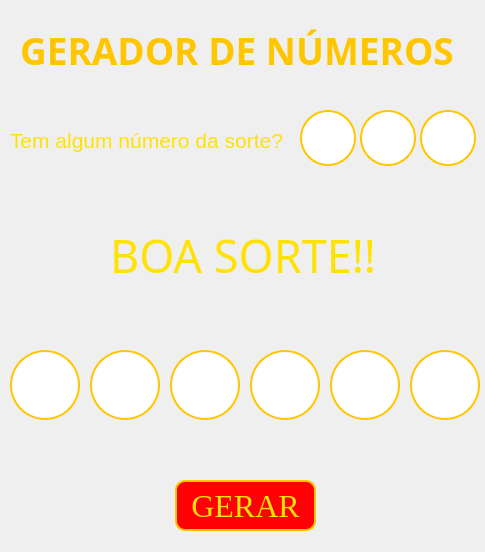
andriel0/lottery_generator, file Design.ui: the form before one commit.
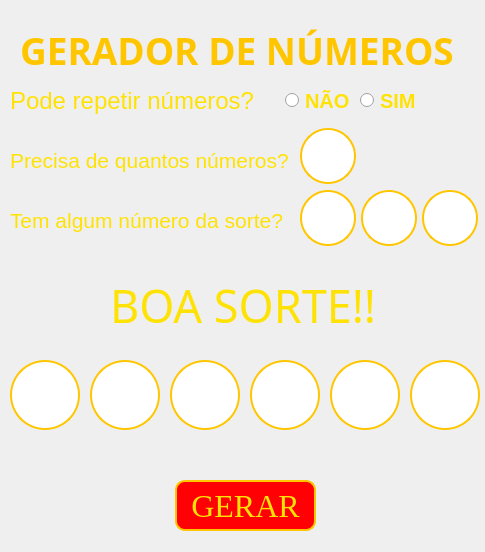
The form after the commit. Icons and pictures are not drawn.

```diff
--- a/Design.ui
+++ b/Design.ui
@@ -20,7 +20,7 @@
    <property name="geometry">
     <rect>
      <x>10</x>
-     <y>350</y>
+     <y>360</y>
      <width>70</width>
      <height>70</height>
     </rect>
@@ -50,7 +50,7 @@
    <property name="geometry">
     <rect>
      <x>90</x>
-     <y>350</y>
+     <y>360</y>
      <width>70</width>
      <height>70</height>
     </rect>
@@ -80,7 +80,7 @@
    <property name="geometry">
     <rect>
      <x>170</x>
-     <y>350</y>
+     <y>360</y>
      <width>70</width>
      <height>70</height>
     </rect>
@@ -110,7 +110,7 @@
    <property name="geometry">
     <rect>
      <x>250</x>
-     <y>350</y>
+     <y>360</y>
      <width>70</width>
      <height>70</height>
     </rect>
@@ -140,7 +140,7 @@
    <property name="geometry">
     <rect>
      <x>330</x>
-     <y>350</y>
+     <y>360</y>
      <width>70</width>
      <height>70</height>
     </rect>
@@ -170,7 +170,7 @@
    <property name="geometry">
     <rect>
      <x>410</x>
-     <y>350</y>
+     <y>360</y>
      <width>70</width>
      <height>70</height>
     </rect>
@@ -196,11 +196,11 @@
     <set>Qt::AlignCenter</set>
    </property>
   </widget>
-  <widget class="QLabel" name="lbl_sorte">
+  <widget class="QLabel" name="lbl_qtd">
    <property name="geometry">
     <rect>
      <x>10</x>
-     <y>120</y>
+     <y>140</y>
      <width>281</width>
      <height>41</height>
     </rect>
@@ -214,14 +214,14 @@
     <string notr="true">color: rgb(255, 226, 5);</string>
    </property>
    <property name="text">
-    <string>Tem algum número da sorte?</string>
+    <string>Precisa de quantos números?</string>
    </property>
   </widget>
   <widget class="QLineEdit" name="sorte1">
    <property name="geometry">
     <rect>
      <x>300</x>
-     <y>110</y>
+     <y>190</y>
      <width>56</width>
      <height>56</height>
     </rect>
@@ -249,8 +249,8 @@
   <widget class="QLineEdit" name="sorte2">
    <property name="geometry">
     <rect>
-     <x>360</x>
-     <y>110</y>
+     <x>361</x>
+     <y>190</y>
      <width>56</width>
      <height>56</height>
     </rect>
@@ -277,8 +277,8 @@
   <widget class="QLineEdit" name="sorte3">
    <property name="geometry">
     <rect>
-     <x>420</x>
-     <y>110</y>
+     <x>422</x>
+     <y>190</y>
      <width>56</width>
      <height>56</height>
     </rect>
@@ -378,7 +378,7 @@
    <property name="geometry">
     <rect>
      <x>110</x>
-     <y>220</y>
+     <y>270</y>
      <width>265</width>
      <height>71</height>
     </rect>
@@ -396,6 +396,120 @@
     <string>BOA SORTE!!!</string>
    </property>
   </widget>
+  <widget class="QLabel" name="lbl_sorte">
+   <property name="geometry">
+    <rect>
+     <x>10</x>
+     <y>200</y>
+     <width>281</width>
+     <height>41</height>
+    </rect>
+   </property>
+   <property name="font">
+    <font>
+     <pointsize>16</pointsize>
+    </font>
+   </property>
+   <property name="styleSheet">
+    <string notr="true">color:rgb(255,226,5);</string>
+   </property>
+   <property name="text">
+    <string>Tem algum número da sorte?</string>
+   </property>
+  </widget>
+  <widget class="QLabel" name="lbl_repeat">
+   <property name="geometry">
+    <rect>
+     <x>10</x>
+     <y>80</y>
+     <width>270</width>
+     <height>41</height>
+    </rect>
+   </property>
+   <property name="font">
+    <font>
+     <pointsize>18</pointsize>
+    </font>
+   </property>
+   <property name="styleSheet">
+    <string notr="true">color:rgb(255,226,5);</string>
+   </property>
+   <property name="text">
+    <string>Pode repetir números?</string>
+   </property>
+  </widget>
+  <widget class="QRadioButton" name="radio_sim">
+   <property name="geometry">
+    <rect>
+     <x>360</x>
+     <y>80</y>
+     <width>65</width>
+     <height>41</height>
+    </rect>
+   </property>
+   <property name="font">
+    <font>
+     <pointsize>15</pointsize>
+     <weight>75</weight>
+     <bold>true</bold>
+    </font>
+   </property>
+   <property name="styleSheet">
+    <string notr="true">color:rgb(255,226,5);</string>
+   </property>
+   <property name="text">
+    <string>SIM</string>
+   </property>
+  </widget>
+  <widget class="QRadioButton" name="radio_nao">
+   <property name="geometry">
+    <rect>
+     <x>285</x>
+     <y>80</y>
+     <width>65</width>
+     <height>41</height>
+    </rect>
+   </property>
+   <property name="font">
+    <font>
+     <pointsize>15</pointsize>
+     <weight>75</weight>
+     <bold>true</bold>
+    </font>
+   </property>
+   <property name="styleSheet">
+    <string notr="true">color:rgb(255,226,5);</string>
+   </property>
+   <property name="text">
+    <string>NÃO</string>
+   </property>
+  </widget>
+  <widget class="QLineEdit" name="qtd_num">
+   <property name="geometry">
+    <rect>
+     <x>300</x>
+     <y>128</y>
+     <width>56</width>
+     <height>56</height>
+    </rect>
+   </property>
+   <property name="font">
+    <font>
+     <family>Microsoft Sans Serif</family>
+     <pointsize>26</pointsize>
+    </font>
+   </property>
+   <property name="styleSheet">
+    <string notr="true">background-color: rgb(255, 255, 255);
+border: 2px solid;
+border-color:#ffc600;
+border-radius: 28;
+</string>
+   </property>
+   <property name="alignment">
+    <set>Qt::AlignCenter</set>
+   </property>
+  </widget>
   <widget class="QWidget" name="BG" native="true">
    <property name="geometry">
     <rect>
```
Left out of the diff: 11 changed lines with no effect on the pictures.
